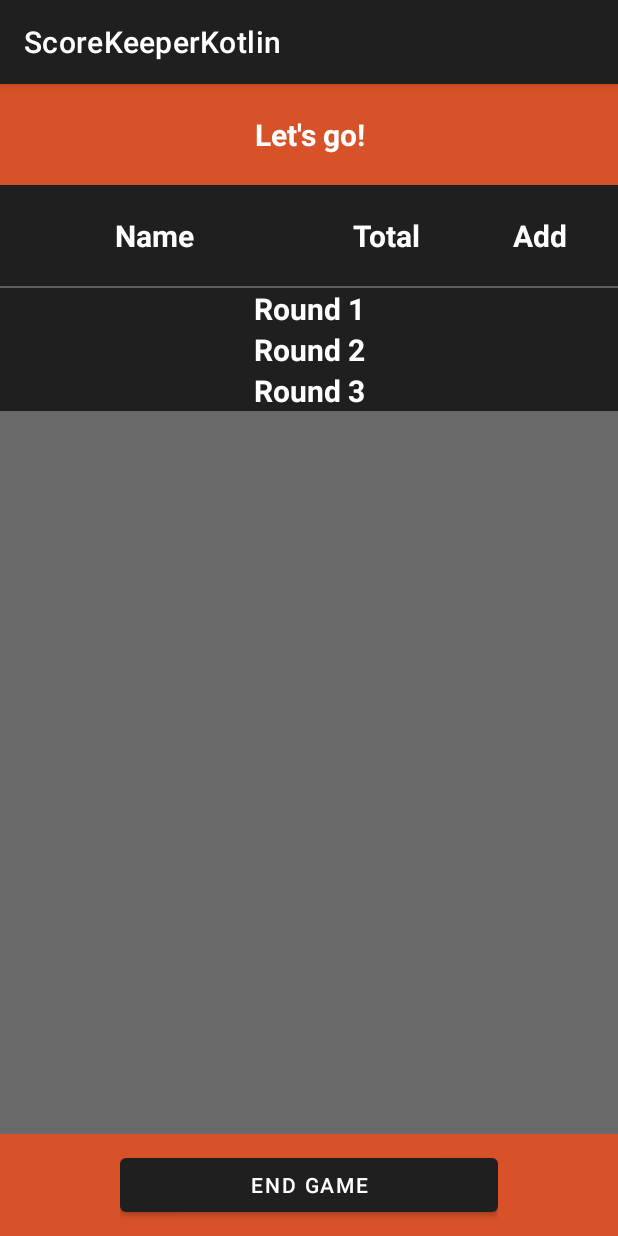
After one commit to jpohlmeyer/scorekeeperkotlin, an Android app: the SkullKingGameFragment screen opened through its navigation route, on a phone screen of 412 x 824 dp. The commit adds this screen. Run offline under Robolectric (Android 15) with nearby library versions, the phone set to English and light mode, and no system bars; our stand-ins replace Dagger/Hilt's generated code; 5 statements that could not run were skipped.

Commit message:
Start implementing SkullKingGame. Starting to work on accordion view for rounds

```diff
--- a/app/build.gradle
+++ b/app/build.gradle
@@ -42,6 +42,7 @@ dependencies {
     // Dagger Hilt
     implementation 'com.google.dagger:hilt-android:2.40.5'
     implementation 'androidx.legacy:legacy-support-v4:1.0.0'
+    implementation 'androidx.lifecycle:lifecycle-livedata-ktx:2.4.0'
     kapt 'com.google.dagger:hilt-compiler:2.40.5'
 
     //ViewModel
--- a/app/src/main/java/com/github/jpohlmeyer/scorekeeperkotlin/model/GameType.kt
+++ b/app/src/main/java/com/github/jpohlmeyer/scorekeeperkotlin/model/GameType.kt
@@ -3,5 +3,6 @@ package com.github.jpohlmeyer.scorekeeperkotlin.model
 import kotlin.reflect.KClass
 
 enum class GameType(val gameTypeName: String, val gameClass: KClass<out Game>){
-    SIMPLE_GAME("Simple Game", SimpleGame::class)
+    SIMPLE_GAME("Simple Game", SimpleGame::class),
+    SKULL_KING_GAME("Skull King Game", SkullKingGame::class)
 }
--- a/app/src/main/java/com/github/jpohlmeyer/scorekeeperkotlin/model/SimplePlayer.kt
+++ b/app/src/main/java/com/github/jpohlmeyer/scorekeeperkotlin/model/SimplePlayer.kt
@@ -1,7 +1,7 @@
 package com.github.jpohlmeyer.scorekeeperkotlin.model
 
 class SimplePlayer (
-    name: String,
+    name: String
 ) : Player(name) {
     var points: Int = 0
 }
--- /dev/null
+++ b/app/src/main/java/com/github/jpohlmeyer/scorekeeperkotlin/model/SkullKingGame.kt
@@ -0,0 +1,18 @@
+package com.github.jpohlmeyer.scorekeeperkotlin.model
+
+import kotlin.reflect.KClass
+
+class SkullKingGame : Game() {
+    override val playerType: KClass<out Player> = SkullKingPlayer::class
+
+    val playerList: MutableList<SkullKingPlayer>
+        get() {
+            // TODO are checks necessary? else case should not happen...
+            if (genericPlayerList.isEmpty() || genericPlayerList[0] is SkullKingPlayer) {
+                @Suppress("UNCHECKED_CAST")
+                return genericPlayerList as MutableList<SkullKingPlayer>
+            } else {
+                return mutableListOf()
+            }
+        }
+}
--- /dev/null
+++ b/app/src/main/java/com/github/jpohlmeyer/scorekeeperkotlin/model/SkullKingPlayer.kt
@@ -0,0 +1,11 @@
+package com.github.jpohlmeyer.scorekeeperkotlin.model
+
+class SkullKingPlayer(
+    name: String
+) : Player(name) {
+
+    //TODO
+    // - rounds
+    // - number of tricks guessed/achieved
+    // - calculate points for each round and total
+}
--- a/app/src/main/java/com/github/jpohlmeyer/scorekeeperkotlin/screens/addplayers/AddPlayersFragment.kt
+++ b/app/src/main/java/com/github/jpohlmeyer/scorekeeperkotlin/screens/addplayers/AddPlayersFragment.kt
@@ -13,6 +13,8 @@ import androidx.recyclerview.widget.LinearLayoutManager
 import androidx.recyclerview.widget.RecyclerView
 import com.github.jpohlmeyer.scorekeeperkotlin.databinding.FragmentAddPlayersBinding
 import com.github.jpohlmeyer.scorekeeperkotlin.model.Player
+import com.github.jpohlmeyer.scorekeeperkotlin.model.SimpleGame
+import com.github.jpohlmeyer.scorekeeperkotlin.model.SkullKingGame
 import com.github.jpohlmeyer.scorekeeperkotlin.screens.addplayers.playerlist.OnTouchListChangedListener
 import com.github.jpohlmeyer.scorekeeperkotlin.screens.addplayers.playerlist.OnStartDragListener
 import com.github.jpohlmeyer.scorekeeperkotlin.screens.addplayers.playerlist.PlayerListAdapter
@@ -22,9 +24,6 @@ import kotlin.reflect.full.primaryConstructor
 
 @AndroidEntryPoint
 class AddPlayersFragment : Fragment(), OnStartDragListener, OnTouchListChangedListener {
-
-
-    //TODO restrict player name to single line
 
     private var _binding: FragmentAddPlayersBinding? = null
     private val binding get() = _binding!!
@@ -66,9 +65,15 @@ class AddPlayersFragment : Fragment(), OnStartDragListener, OnTouchListChangedLi
         binding.addPlayerName.setText("")
     }
 
+    // TODO make navigation to game mode nicer
     private fun startGameOnClick(view: View) {
-        val action = AddPlayersFragmentDirections.actionAddPlayersFragmentToGameFragment()
-        findNavController().navigate(action)
+        if (viewModel.game is SimpleGame) {
+            val action = AddPlayersFragmentDirections.actionAddPlayersFragmentToSimpleGameFragment()
+            findNavController().navigate(action)
+        } else if (viewModel.game is SkullKingGame) {
+            val action = AddPlayersFragmentDirections.actionAddPlayersFragmentToSkullKingGameFragment()
+            findNavController().navigate(action)
+        }
     }
 
     override fun onStartDrag(viewHolder: RecyclerView.ViewHolder) {
--- a/app/src/main/java/com/github/jpohlmeyer/scorekeeperkotlin/screens/simplegame/SimpleGameFragment.kt
+++ b/app/src/main/java/com/github/jpohlmeyer/scorekeeperkotlin/screens/simplegame/SimpleGameFragment.kt
@@ -74,7 +74,7 @@ class SimpleGameFragment : Fragment() {
     }
 
     private fun endGameButtonOnClick(view: View) {
-        val action = SimpleGameFragmentDirections.actionGameFragmentToStartFragment()
+        val action = SimpleGameFragmentDirections.actionSimpleGameFragmentToStartFragment()
         findNavController().navigate(action)
     }
 
--- a/app/src/main/java/com/github/jpohlmeyer/scorekeeperkotlin/screens/simplegame/SimpleGameViewModel.kt
+++ b/app/src/main/java/com/github/jpohlmeyer/scorekeeperkotlin/screens/simplegame/SimpleGameViewModel.kt
@@ -33,5 +33,4 @@ class SimpleGameViewModel @Inject constructor(
         _playerLiveData[playerIndex].value = _playerLiveData[playerIndex].value
     }
 
-
 }
--- /dev/null
+++ b/app/src/main/java/com/github/jpohlmeyer/scorekeeperkotlin/screens/skullkinggame/SkullKingGameFragment.kt
@@ -0,0 +1,108 @@
+package com.github.jpohlmeyer.scorekeeperkotlin.screens.skullkinggame
+
+import android.os.Bundle
+import androidx.fragment.app.Fragment
+import android.view.LayoutInflater
+import android.view.View
+import android.view.ViewGroup
+import android.widget.TextView
+import androidx.fragment.app.viewModels
+import androidx.lifecycle.Observer
+import androidx.navigation.fragment.findNavController
+import com.github.jpohlmeyer.scorekeeperkotlin.R
+import com.github.jpohlmeyer.scorekeeperkotlin.databinding.FragmentSkullKingGameBinding
+import com.github.jpohlmeyer.scorekeeperkotlin.model.SkullKingPlayer
+import dagger.hilt.android.AndroidEntryPoint
+
+@AndroidEntryPoint
+class SkullKingGameFragment : Fragment() {
+
+    private var _binding: FragmentSkullKingGameBinding? = null
+    private val binding get() = _binding!!
+
+    private val viewModel: SkullKingGameViewModel by viewModels()
+
+    private var toggle = true
+
+    override fun onCreateView(
+        inflater: LayoutInflater, container: ViewGroup?,
+        savedInstanceState: Bundle?
+    ): View? {
+        _binding = FragmentSkullKingGameBinding.inflate(inflater, container, false)
+        return binding.root
+    }
+
+    override fun onViewCreated(view: View, savedInstanceState: Bundle?) {
+        initTable()
+        binding.endButton.setOnClickListener(this::endGameButtonOnClick)
+        binding.accordiontest1.setOnClickListener(this::toggleAccordion)
+    }
+
+    private fun toggleAccordion(view: View) {
+        // todo save accordion state in viewmodel?
+        val accordionIndex = binding.pointTable.indexOfChild(binding.accordiontest1)
+        if (toggle) {
+            for (i in viewModel.playerLiveData.indices) {
+                binding.pointTable.getChildAt(accordionIndex + i + 1).visibility = View.GONE
+            }
+        } else {
+            for (i in viewModel.playerLiveData.indices) {
+                binding.pointTable.getChildAt(accordionIndex + i + 1).visibility = View.VISIBLE
+            }
+        }
+        toggle = !toggle
+    }
+
+    private fun initTable() {
+        val accordionIndex = binding.pointTable.indexOfChild(binding.accordiontest1)
+        for (i in viewModel.playerLiveData.indices) {
+            val tableRow = layoutInflater.inflate(R.layout.simple_game_row, binding.pointTable, false)
+            val playerName = tableRow.findViewById<TextView>(R.id.name)
+            val playerObserver = Observer<SkullKingPlayer> { player ->
+                playerName.text = player.name
+            }
+            viewModel.playerLiveData[i].observe(viewLifecycleOwner, playerObserver)
+            binding.pointTable.addView(tableRow, accordionIndex + i + 1)
+        }
+    }
+
+//    private fun initTable() {
+//        for (i in viewModel.playerLiveData.indices) {
+//            val tableRow = layoutInflater.inflate(R.layout.simple_game_row, binding.pointTable, false)
+//            val playerName = tableRow.findViewById<TextView>(R.id.name)
+//            val totalPoints: TextView = tableRow.findViewById(R.id.totalpoints)
+//            val newPoints: EditText = tableRow.findViewById(R.id.addpoints)
+//            val submitButton: ImageButton = tableRow.findViewById(R.id.add_points_button)
+//            newPoints.setOnEditorActionListener(OnEditorActionListener { _, actionId, _ ->
+//                if (actionId == EditorInfo.IME_ACTION_DONE) {
+//                    submitButton.performClick()
+//                    return@OnEditorActionListener true
+//                }
+//                false
+//            })
+//            submitButton.setOnClickListener {
+//                if (newPoints.text.isNotEmpty()) {
+//                    viewModel.addPoints(i, (newPoints.text.toString()).toInt())
+//                    newPoints.setText("")
+//                }
+//            }
+//            binding.pointTable.addView(tableRow)
+//            val playerObserver = Observer<SimplePlayer> { player ->
+//                playerName.text = player.name
+//                totalPoints.text = player.points.toString()
+//            }
+//            viewModel.playerLiveData[i].observe(viewLifecycleOwner, playerObserver)
+//        }
+//    }
+
+    private fun endGameButtonOnClick(view: View) {
+        val action = SkullKingGameFragmentDirections.actionSkullKingGameFragmentToStartFragment()
+        findNavController().navigate(action)
+    }
+
+    override fun onDestroyView() {
+        super.onDestroyView()
+        _binding = null
+    }
+
+}
--- /dev/null
+++ b/app/src/main/java/com/github/jpohlmeyer/scorekeeperkotlin/screens/skullkinggame/SkullKingGameViewModel.kt
@@ -0,0 +1,30 @@
+package com.github.jpohlmeyer.scorekeeperkotlin.screens.skullkinggame
+
+import androidx.lifecycle.LiveData
+import androidx.lifecycle.MutableLiveData
+import androidx.lifecycle.ViewModel
+import com.github.jpohlmeyer.scorekeeperkotlin.GameService
+import com.github.jpohlmeyer.scorekeeperkotlin.model.SkullKingGame
+import com.github.jpohlmeyer.scorekeeperkotlin.model.SkullKingPlayer
+import dagger.hilt.android.lifecycle.HiltViewModel
+import javax.inject.Inject
+
+@HiltViewModel
+class SkullKingGameViewModel @Inject constructor(
+    gameService: GameService
+) : ViewModel() {
+    private var game: SkullKingGame = gameService.game as SkullKingGame
+
+    private val _playerLiveData: MutableList<MutableLiveData<SkullKingPlayer>> = mutableListOf()
+    val playerLiveData: List<LiveData<SkullKingPlayer>>
+        get() = _playerLiveData
+
+    private var playerList = game.playerList
+
+    init {
+        for (player in playerList) {
+            _playerLiveData.add(MutableLiveData(player))
+        }
+    }
+
+}
--- a/app/src/main/res/layout/fragment_add_players.xml
+++ b/app/src/main/res/layout/fragment_add_players.xml
@@ -60,6 +60,7 @@
             android:layout_marginEnd="10dp"
             android:textColor="@color/dark_gray"
             android:maxLength="12"
+            android:singleLine="true"
             />
 
         <ImageButton
--- /dev/null
+++ b/app/src/main/res/layout/fragment_skull_king_game.xml
@@ -0,0 +1,184 @@
+<?xml version="1.0" encoding="utf-8"?>
+<androidx.constraintlayout.widget.ConstraintLayout xmlns:android="http://schemas.android.com/apk/res/android"
+    xmlns:app="http://schemas.android.com/apk/res-auto"
+    xmlns:tools="http://schemas.android.com/tools"
+    android:layout_width="match_parent"
+    android:layout_height="match_parent"
+    tools:context=".screens.skullkinggame.SkullKingGameFragment">
+
+    <TextView
+        android:id="@+id/headline"
+        android:background="@color/orange"
+        android:layout_width="match_parent"
+        android:layout_height="wrap_content"
+        android:textStyle="bold"
+        android:text="Let's go!"
+        android:paddingBottom="20dp"
+        android:paddingTop="20dp"
+        android:textSize="20sp"
+        android:textColor="@color/white"
+        app:layout_constraintTop_toTopOf="parent"
+        app:layout_constraintLeft_toLeftOf="parent"
+        app:layout_constraintRight_toRightOf="parent"
+        android:textAlignment="center"
+        />
+
+    <ScrollView
+        android:id="@+id/point_table_layout"
+        app:layout_constraintTop_toBottomOf="@id/headline"
+        app:layout_constraintLeft_toLeftOf="parent"
+        app:layout_constraintRight_toRightOf="parent"
+        app:layout_constraintBottom_toTopOf="@id/navigate_layout"
+        android:background="@color/light_gray"
+        android:layout_width="match_parent"
+        android:layout_height="0dp">
+
+        <TableLayout
+            android:id="@+id/point_table"
+            android:gravity="center"
+            android:layout_width="wrap_content"
+            android:layout_height="wrap_content"
+            android:stretchColumns="*">
+
+            <TableRow
+                android:paddingTop="20dp"
+                android:paddingBottom="20dp"
+                android:gravity="center"
+                android:layout_width="wrap_content"
+                android:layout_height="wrap_content"
+                android:weightSum="1"
+                android:background="@color/dark_gray"
+                >
+
+                <TextView
+                    android:id="@+id/namehead"
+                    android:textSize="20sp"
+                    android:textStyle="bold"
+                    android:gravity="center"
+                    android:layout_width="0dp"
+                    android:layout_height="wrap_content"
+                    android:text="Name"
+                    android:layout_weight="0.5"
+                    android:textColor="@color/white"
+                    />
+
+                <TextView
+                    android:id="@+id/totalpointshead"
+                    android:textSize="20sp"
+                    android:textStyle="bold"
+                    android:gravity="center"
+                    android:layout_width="0dp"
+                    android:layout_height="match_parent"
+                    android:text="Total"
+                    android:layout_weight="0.25"
+                    android:textColor="@color/white"
+                    />
+
+                <TextView
+                    android:id="@+id/addpointshead"
+                    android:textSize="20sp"
+                    android:textStyle="bold"
+                    android:gravity="center"
+                    android:layout_width="0dp"
+                    android:layout_height="match_parent"
+                    android:text="Add"
+                    android:layout_weight="0.25"
+                    android:textColor="@color/white"
+                    />
+
+            </TableRow>
+
+            <com.google.android.material.divider.MaterialDivider
+                android:id="@+id/divider"
+                android:layout_width="match_parent"
+                android:layout_height="wrap_content"
+                />
+
+            <TableRow
+                android:id="@+id/accordiontest1"
+                android:gravity="center"
+                android:layout_width="wrap_content"
+                android:layout_height="wrap_content"
+                android:weightSum="1"
+                android:background="@color/dark_gray">
+
+                <TextView
+                    android:textSize="20sp"
+                    android:textStyle="bold"
+                    android:gravity="center"
+                    android:layout_width="0dp"
+                    android:layout_height="match_parent"
+                    android:text="Round 1"
+                    android:layout_weight="1"
+                    android:textColor="@color/white"
+                    />
+            </TableRow>
+
+            <TableRow
+                android:id="@+id/accordiontest2"
+                android:gravity="center"
+                android:layout_width="wrap_content"
+                android:layout_height="wrap_content"
+                android:weightSum="1"
+                android:background="@color/dark_gray">
+
+                <TextView
+                    android:textSize="20sp"
+                    android:textStyle="bold"
+                    android:gravity="center"
+                    android:layout_width="0dp"
+                    android:layout_height="match_parent"
+                    android:text="Round 2"
+                    android:layout_weight="1"
+                    android:textColor="@color/white"
+                    />
+            </TableRow>
+
+            <TableRow
+                android:id="@+id/accordiontest3"
+                android:gravity="center"
+                android:layout_width="wrap_content"
+                android:layout_height="wrap_content"
+                android:weightSum="1"
+                android:background="@color/dark_gray">
+
+                <TextView
+                    android:textSize="20sp"
+                    android:textStyle="bold"
+                    android:gravity="center"
+                    android:layout_width="0dp"
+                    android:layout_height="match_parent"
+                    android:text="Round 3"
+                    android:layout_weight="1"
+                    android:textColor="@color/white"
+                    />
+            </TableRow>
+
+        </TableLayout>
+
+    </ScrollView>
+
+    <LinearLayout
+        android:background="@color/orange"
+        android:id="@+id/navigate_layout"
+        android:layout_width="match_parent"
+        android:layout_height="wrap_content"
+        android:orientation="vertical"
+        android:paddingStart="80dp"
+        android:paddingEnd="80dp"
+        android:paddingTop="10dp"
+        android:paddingBottom="10dp"
+        app:layout_constraintBottom_toBottomOf="parent"
+        app:layout_constraintLeft_toLeftOf="parent"
+        app:layout_constraintRight_toRightOf="parent">
+
+        <Button
+            android:id="@+id/end_button"
+            android:layout_width="match_parent"
+            android:layout_height="wrap_content"
+            android:text="End Game"/>
+
+
+    </LinearLayout>
+
+</androidx.constraintlayout.widget.ConstraintLayout>
--- a/app/src/main/res/navigation/nav_graph.xml
+++ b/app/src/main/res/navigation/nav_graph.xml
@@ -11,8 +11,11 @@
         android:label="fragment_add_players"
         tools:layout="@layout/fragment_add_players" >
         <action
-            android:id="@+id/action_addPlayersFragment_to_gameFragment"
-            app:destination="@id/gameFragment" />
+            android:id="@+id/action_addPlayersFragment_to_simpleGameFragment"
+            app:destination="@id/simpleGameFragment" />
+        <action
+            android:id="@+id/action_addPlayersFragment_to_skullKingGameFragment"
+            app:destination="@id/skullKingGameFragment" />
     </fragment>
     <fragment
         android:id="@+id/startFragment"
@@ -24,11 +27,19 @@
             app:destination="@id/addPlayersFragment" />
     </fragment>
     <fragment
-        android:id="@+id/gameFragment"
+        android:id="@+id/simpleGameFragment"
         android:name="com.github.jpohlmeyer.scorekeeperkotlin.screens.simplegame.SimpleGameFragment"
-        android:label="fragment_game">
+        android:label="fragment_simple_game">
         <action
-            android:id="@+id/action_gameFragment_to_startFragment"
+            android:id="@+id/action_simpleGameFragment_to_startFragment"
+            app:destination="@id/startFragment" />
+    </fragment>
+    <fragment
+        android:id="@+id/skullKingGameFragment"
+        android:name="com.github.jpohlmeyer.scorekeeperkotlin.screens.skullkinggame.SkullKingGameFragment"
+        android:label="fragment_skull_king_game">
+        <action
+            android:id="@+id/action_skullKingGameFragment_to_startFragment"
             app:destination="@id/startFragment" />
     </fragment>
 </navigation>
```
Also changed, not shown: 1 other file.
